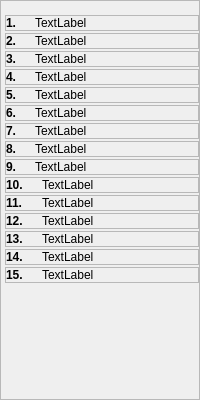
This is panelo.ui in antono/kurso-de-esperanto as Qt 5 draws it before an edit. The edited form follows.
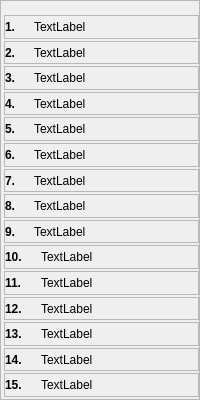
This is the edited form. Icons and pictures are not drawn. Custom widgets are drawn as their Qt base class.

Diff of the .ui file:
```diff
--- a/panelo.ui
+++ b/panelo.ui
@@ -10,6 +10,12 @@
     <height>400</height>
    </rect>
   </property>
+  <property name="sizePolicy">
+   <sizepolicy hsizetype="Preferred" vsizetype="MinimumExpanding">
+    <horstretch>0</horstretch>
+    <verstretch>0</verstretch>
+   </sizepolicy>
+  </property>
   <property name="windowTitle">
    <string>Frame</string>
   </property>
@@ -19,12 +25,12 @@
   <property name="frameShadow">
    <enum>QFrame::Raised</enum>
   </property>
-  <layout class="QVBoxLayout" name="verticalLayout">
+  <layout class="QVBoxLayout" name="verticalLayout_17" stretch="0,2">
    <property name="spacing">
     <number>0</number>
    </property>
    <property name="leftMargin">
-    <number>4</number>
+    <number>3</number>
    </property>
    <property name="topMargin">
     <number>0</number>
@@ -46,6 +52,16 @@
     </widget>
    </item>
    <item>
+    <layout class="QVBoxLayout" name="verticalLayout_16">
+     <property name="spacing">
+      <number>0</number>
+     </property>
+     <item>
+      <layout class="QVBoxLayout" name="verticalLayout">
+       <property name="spacing">
+        <number>0</number>
+       </property>
+       <item>
     <widget class="panelo_klak" name="pagho01">
      <property name="frameShape">
       <enum>QFrame::StyledPanel</enum>
@@ -94,6 +110,12 @@
       </item>
       <item>
        <widget class="label_klakebla" name="Lec01_Pan01_Label4">
+            <property name="sizePolicy">
+             <sizepolicy hsizetype="Preferred" vsizetype="Preferred">
+              <horstretch>0</horstretch>
+              <verstretch>0</verstretch>
+             </sizepolicy>
+            </property>
         <property name="text">
          <string>TextLabel</string>
         </property>
@@ -140,6 +162,13 @@
      </property>
     </widget>
    </item>
+      </layout>
+     </item>
+     <item>
+      <layout class="QVBoxLayout" name="verticalLayout_2">
+       <property name="spacing">
+        <number>0</number>
+       </property>
    <item>
     <widget class="panelo_klak" name="pagho02">
      <property name="frameShape">
@@ -232,6 +261,13 @@
      </property>
     </widget>
    </item>
+      </layout>
+     </item>
+     <item>
+      <layout class="QVBoxLayout" name="verticalLayout_3">
+       <property name="spacing">
+        <number>0</number>
+       </property>
    <item>
     <widget class="panelo_klak" name="pagho03">
      <property name="frameShape">
@@ -324,6 +360,13 @@
      </property>
     </widget>
    </item>
+      </layout>
+     </item>
+     <item>
+      <layout class="QVBoxLayout" name="verticalLayout_4">
+       <property name="spacing">
+        <number>0</number>
+       </property>
    <item>
     <widget class="panelo_klak" name="pagho04">
      <property name="frameShape">
@@ -416,6 +459,13 @@
      </property>
     </widget>
    </item>
+      </layout>
+     </item>
+     <item>
+      <layout class="QVBoxLayout" name="verticalLayout_5">
+       <property name="spacing">
+        <number>0</number>
+       </property>
    <item>
     <widget class="panelo_klak" name="pagho05">
      <property name="frameShape">
@@ -508,6 +558,13 @@
      </property>
     </widget>
    </item>
+      </layout>
+     </item>
+     <item>
+      <layout class="QVBoxLayout" name="verticalLayout_6">
+       <property name="spacing">
+        <number>0</number>
+       </property>
    <item>
     <widget class="panelo_klak" name="pagho06">
      <property name="frameShape">
@@ -600,6 +657,13 @@
      </property>
     </widget>
    </item>
+      </layout>
+     </item>
+     <item>
+      <layout class="QVBoxLayout" name="verticalLayout_7">
+       <property name="spacing">
+        <number>0</number>
+       </property>
    <item>
     <widget class="panelo_klak" name="pagho07">
      <property name="frameShape">
@@ -692,6 +756,13 @@
      </property>
     </widget>
    </item>
+      </layout>
+     </item>
+     <item>
+      <layout class="QVBoxLayout" name="verticalLayout_8">
+       <property name="spacing">
+        <number>0</number>
+       </property>
    <item>
     <widget class="panelo_klak" name="pagho08">
      <property name="frameShape">
@@ -784,6 +855,13 @@
      </property>
     </widget>
    </item>
+      </layout>
+     </item>
+     <item>
+      <layout class="QVBoxLayout" name="verticalLayout_9">
+       <property name="spacing">
+        <number>0</number>
+       </property>
    <item>
     <widget class="panelo_klak" name="pagho09">
      <property name="frameShape">
@@ -876,6 +954,13 @@
      </property>
     </widget>
    </item>
+      </layout>
+     </item>
+     <item>
+      <layout class="QVBoxLayout" name="verticalLayout_10">
+       <property name="spacing">
+        <number>0</number>
+       </property>
    <item>
     <widget class="panelo_klak" name="pagho10">
      <property name="frameShape">
@@ -968,6 +1053,13 @@
      </property>
     </widget>
    </item>
+      </layout>
+     </item>
+     <item>
+      <layout class="QVBoxLayout" name="verticalLayout_11">
+       <property name="spacing">
+        <number>0</number>
+       </property>
    <item>
     <widget class="panelo_klak" name="pagho11">
      <property name="frameShape">
@@ -1060,6 +1152,13 @@
      </property>
     </widget>
    </item>
+      </layout>
+     </item>
+     <item>
+      <layout class="QVBoxLayout" name="verticalLayout_12">
+       <property name="spacing">
+        <number>0</number>
+       </property>
    <item>
     <widget class="panelo_klak" name="pagho12">
      <property name="frameShape">
@@ -1152,6 +1251,13 @@
      </property>
     </widget>
    </item>
+      </layout>
+     </item>
+     <item>
+      <layout class="QVBoxLayout" name="verticalLayout_13">
+       <property name="spacing">
+        <number>0</number>
+       </property>
    <item>
     <widget class="panelo_klak" name="pagho13">
      <property name="frameShape">
@@ -1244,6 +1350,13 @@
      </property>
     </widget>
    </item>
+      </layout>
+     </item>
+     <item>
+      <layout class="QVBoxLayout" name="verticalLayout_14">
+       <property name="spacing">
+        <number>0</number>
+       </property>
    <item>
     <widget class="panelo_klak" name="pagho14">
      <property name="frameShape">
@@ -1290,6 +1403,12 @@
       </item>
       <item>
        <widget class="label_klakebla" name="Lec01_Pan12_Label99_3">
+            <property name="sizePolicy">
+             <sizepolicy hsizetype="Preferred" vsizetype="Preferred">
+              <horstretch>0</horstretch>
+              <verstretch>0</verstretch>
+             </sizepolicy>
+            </property>
         <property name="text">
          <string>TextLabel</string>
         </property>
@@ -1336,6 +1455,13 @@
      </property>
     </widget>
    </item>
+      </layout>
+     </item>
+     <item>
+      <layout class="QVBoxLayout" name="verticalLayout_15">
+       <property name="spacing">
+        <number>0</number>
+       </property>
    <item>
     <widget class="panelo_klak" name="pagho15">
      <property name="frameShape">
@@ -1382,6 +1508,12 @@
       </item>
       <item>
        <widget class="label_klakebla" name="Lec01_Pan12_Label99_4">
+            <property name="sizePolicy">
+             <sizepolicy hsizetype="Preferred" vsizetype="Preferred">
+              <horstretch>0</horstretch>
+              <verstretch>0</verstretch>
+             </sizepolicy>
+            </property>
         <property name="text">
          <string>TextLabel</string>
         </property>
@@ -1428,18 +1560,9 @@
      </property>
     </widget>
    </item>
-   <item>
-    <spacer name="verticalSpacer_15">
-     <property name="orientation">
-      <enum>Qt::Vertical</enum>
-     </property>
-     <property name="sizeHint" stdset="0">
-      <size>
-       <width>20</width>
-       <height>118</height>
-      </size>
-     </property>
-    </spacer>
+      </layout>
+     </item>
+    </layout>
    </item>
   </layout>
  </widget>
```
Lines whose indentation alone changed are shown as unchanged.
